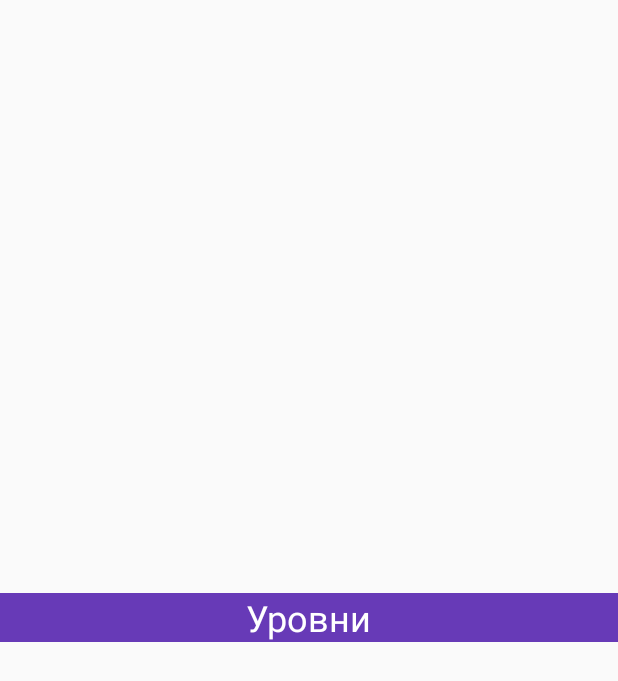
After one commit to NixesEA/TopScanword, an Android app: the layout custom_actionbar.xml on its own in the app's theme, with its tools: preview values and no code run, on a phone screen of 412 x 824 dp. The commit adds this screen. Shown: the top 681 px of the screen. Run offline under Robolectric (Android 15) with nearby library versions, the phone set to English and light mode, and no system bars.

Commit message:
init commit

```diff
--- a/app/src/main/java/ru/pushapp/scan/StartFragment.java
+++ b/app/src/main/java/ru/pushapp/scan/StartFragment.java
@@ -24,7 +24,6 @@ public class StartFragment extends Fragment implements View.OnClickListener {
         play = view.findViewById(R.id.play_btn);
         play.setOnClickListener(this);
 
-
         return view;
     }
 
--- /dev/null
+++ b/app/src/main/res/layout/custom_actionbar.xml
@@ -0,0 +1,17 @@
+<?xml version="1.0" encoding="utf-8"?>
+<LinearLayout xmlns:android="http://schemas.android.com/apk/res/android"
+    android:layout_width="match_parent"
+    android:layout_height="wrap_content"
+    android:layout_gravity="center"
+    android:background="@color/purple"
+    android:orientation="vertical">
+
+    <TextView
+        android:layout_width="wrap_content"
+        android:layout_height="wrap_content"
+        android:layout_gravity="center"
+        android:id="@+id/action_bar_title"
+        android:text="Уровни"
+        android:textColor="@color/white"
+        android:textSize="24sp" />
+</LinearLayout>
--- a/app/src/main/res/layout/lvl_card.xml
+++ b/app/src/main/res/layout/lvl_card.xml
@@ -3,7 +3,9 @@
     xmlns:app="http://schemas.android.com/apk/res-auto"
     android:layout_width="match_parent"
     android:layout_height="wrap_content"
-    android:padding="16dp">
+    android:paddingTop="8dp"
+    android:paddingStart="16dp"
+    android:paddingEnd="16dp">
 
     <android.support.v7.widget.CardView
         android:id="@+id/lvl_card"
--- a/app/src/main/res/layout/lvl_fragment.xml
+++ b/app/src/main/res/layout/lvl_fragment.xml
@@ -13,7 +13,7 @@
         android:theme="@style/ThemeOverlay.AppCompat.ActionBar"
         app:layout_constraintTop_toTopOf="parent"
         app:layout_constraintStart_toStartOf="parent"
-        app:title="Scan"
+        app:title="Уровни"
         app:titleTextColor="@color/white" />
 
     <android.support.v7.widget.RecyclerView
--- a/app/src/main/res/layout/start_fragment.xml
+++ b/app/src/main/res/layout/start_fragment.xml
@@ -29,6 +29,8 @@
         app:cornerRadius="12dp"
         android:layout_width="match_parent"
         android:layout_height="wrap_content"
+        android:textSize="24sp"
+        android:fontFamily="sans-serif-medium"
         android:text="Играть"/>
 
 </android.support.constraint.ConstraintLayout>
```
Also changed, not shown: app/src/main/java/ru/pushapp/scan/LevelData.java (+9 -1 lines), app/src/main/java/ru/pushapp/scan/LevelFragment.java (+9 -6 lines), app/src/main/java/ru/pushapp/scan/rvAdapter.java (+16 -1 lines).
